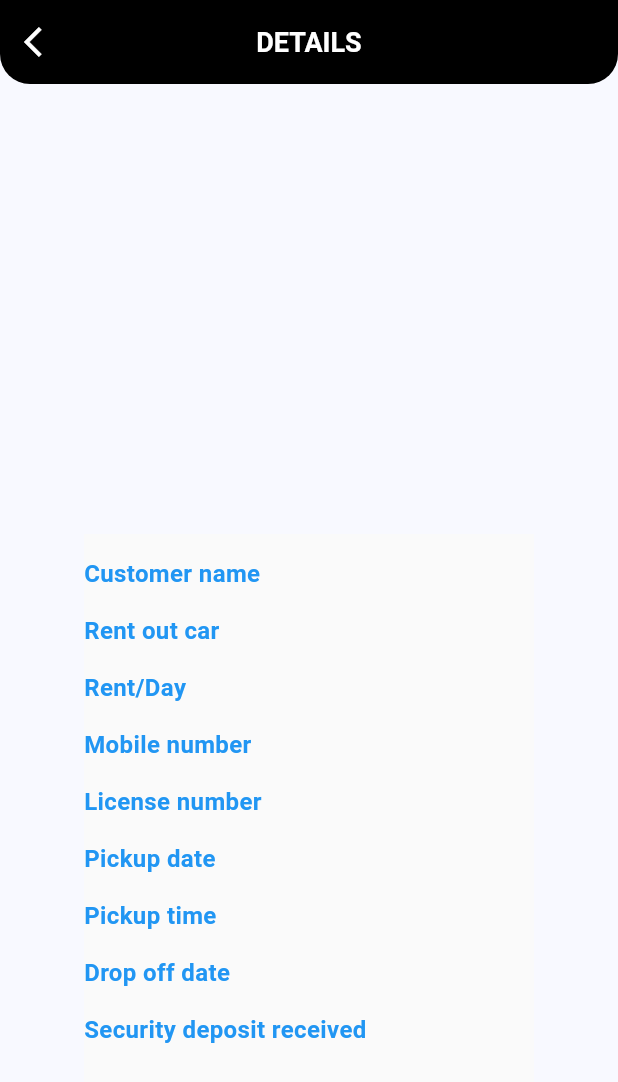
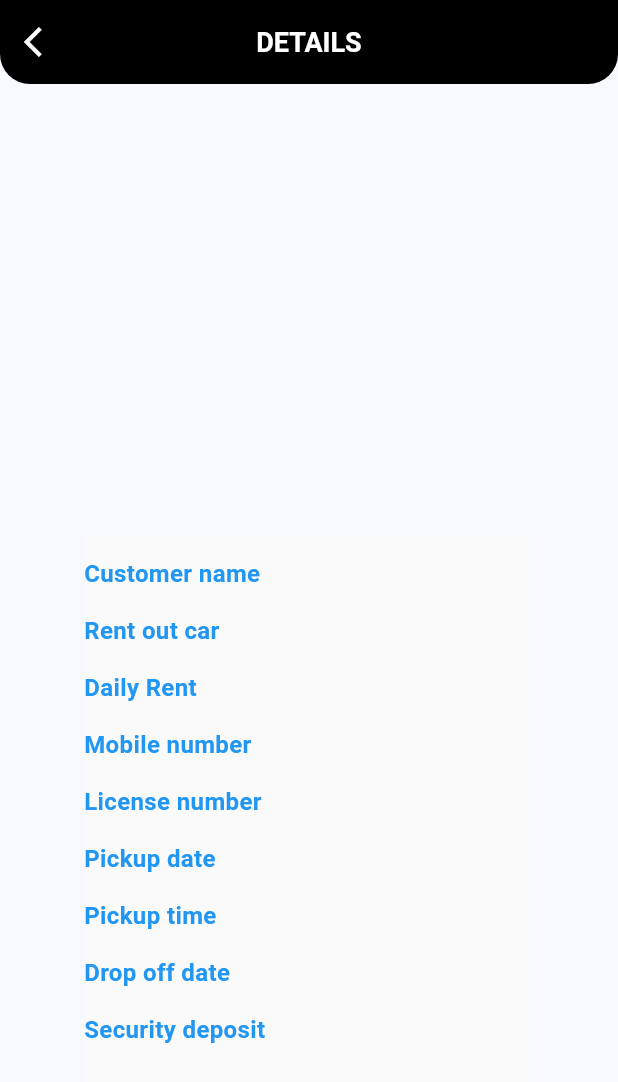
Before and after one commit to Faisal-Erakottil/Auto-Rent, a Flutter app: the HistoryDetails screen opened directly with empty values, on a phone screen of 412 x 824 dp. Shown: the top 1082 px of the screen. Run offline on Flutter 3.47's test engine with Material 3 defaults, Android fonts, the light colour scheme and no system bars; our stand-ins replace gap, hive, hive_flutter, image_picker; missing offline and left inert: flutter_phone_direct_caller; accounts and stored records are empty; Roboto replaces fonts that are missing (Ubuntu).

Commit message:
all over

```diff
--- a/lib/screens/availablecarlist.dart
+++ b/lib/screens/availablecarlist.dart
@@ -1,5 +1,3 @@
-// ignore_for_file: prefer_const_constructors, unused_local_variable
-
 import 'dart:io';
 
 import 'package:autorent/dataModels/box.dart';
@@ -42,7 +40,6 @@ class _AvailableCarsState extends State<AvailableCars> {
             return ListView.builder(
               itemCount: data.length,
               itemBuilder: ((context, int index) {
-                bool isLastItem = index == data.length - 1;
                 return Padding(
                   padding: EdgeInsets.all(5),
                   //==============================onTap Activity
@@ -145,7 +142,7 @@ class _AvailableCarsState extends State<AvailableCars> {
                                 ),
                               ],
                             ),
-                            //===========================
+                            //============================ UI bottum part
                             Padding(
                               padding: EdgeInsets.only(left: 10),
                               child: SizedBox(
--- a/lib/screens/car_details.dart
+++ b/lib/screens/car_details.dart
@@ -31,8 +31,7 @@ class _MyWidgetState extends State<cardetails> {
   String? selectedImage;
   String? selectedFuel;
   String? selectedSeat;
-  // get pickImageFromGallery => null;
-
+//================================= Selected Image
   Widget _buildSelectedImage() {
     return SizedBox(
       height: 220,
--- a/lib/screens/customer_details.dart
+++ b/lib/screens/customer_details.dart
@@ -31,7 +31,7 @@ class _CustomerDetailsState extends State<CustomerDetails> {
   final securityDepositController = TextEditingController();
   String? selectedImage;
   File? imagepath;
-
+  //====================================image UI
   Widget _buildSelectedImage() {
     return SizedBox(
       height: 220,
@@ -57,6 +57,7 @@ class _CustomerDetailsState extends State<CustomerDetails> {
   @override
   Widget build(BuildContext context) {
     return Scaffold(
+      //============================= AppBar
       appBar: AppBar(
         shape: const RoundedRectangleBorder(
           borderRadius: BorderRadius.vertical(
@@ -77,7 +78,8 @@ class _CustomerDetailsState extends State<CustomerDetails> {
           size: 18,
           fontWeight: FontWeight.bold,
         ),
-          backgroundColor: CustomColor.black),
+        backgroundColor: CustomColor.black,
+      ),
       body: ValueListenableBuilder<Box<CustomerModel>>(
         valueListenable: Boxes.getCustomerData().listenable(),
         builder:
@@ -85,6 +87,7 @@ class _CustomerDetailsState extends State<CustomerDetails> {
           return SingleChildScrollView(
             child: Column(
               children: [
+                //======================Selected image
                 Padding(
                   padding: const EdgeInsets.all(20),
                   child: _buildSelectedImage(),
@@ -100,6 +103,7 @@ class _CustomerDetailsState extends State<CustomerDetails> {
                     crossAxisAlignment: CrossAxisAlignment.start,
                     children: [
                       const SizedBox(height: 15),
+                      //============================ Customer Name
                       Row(
                         mainAxisAlignment: MainAxisAlignment.spaceBetween,
                         children: [
@@ -117,6 +121,7 @@ class _CustomerDetailsState extends State<CustomerDetails> {
                         ],
                       ),
                       const SizedBox(height: 15),
+                      //============================ Rent out car
                       Row(
                         mainAxisAlignment: MainAxisAlignment.spaceBetween,
                         children: [
@@ -131,6 +136,7 @@ class _CustomerDetailsState extends State<CustomerDetails> {
                         ],
                       ),
                       const SizedBox(height: 15),
+                      //============================ Mobile number
                       Row(
                         mainAxisAlignment: MainAxisAlignment.spaceBetween,
                         children: [
@@ -144,6 +150,7 @@ class _CustomerDetailsState extends State<CustomerDetails> {
                         ],
                       ),
                       const SizedBox(height: 15),
+                      //============================ License number
                       Row(
                         mainAxisAlignment: MainAxisAlignment.spaceBetween,
                         children: [
@@ -157,6 +164,7 @@ class _CustomerDetailsState extends State<CustomerDetails> {
                         ],
                       ),
                       const SizedBox(height: 15),
+                      //============================ Pickup date
                       Row(
                         mainAxisAlignment: MainAxisAlignment.spaceBetween,
                         children: [
@@ -171,6 +179,7 @@ class _CustomerDetailsState extends State<CustomerDetails> {
                         ],
                       ),
                       const SizedBox(height: 15),
+                      //============================== Pickup time
                       Row(
                         mainAxisAlignment: MainAxisAlignment.spaceBetween,
                         children: [
@@ -185,6 +194,7 @@ class _CustomerDetailsState extends State<CustomerDetails> {
                         ],
                       ),
                       const SizedBox(height: 15),
+                      //=============================== Drop off date
                       Row(
                         mainAxisAlignment: MainAxisAlignment.spaceBetween,
                         children: [
@@ -199,11 +209,12 @@ class _CustomerDetailsState extends State<CustomerDetails> {
                         ],
                       ),
                       const SizedBox(height: 15),
+                      //============================ Security deposit
                       Row(
                         mainAxisAlignment: MainAxisAlignment.spaceBetween,
                         children: [
                           const CustomText(
-                            text: "Security deposit received",
+                            text: "Security deposit",
                             color: CustomColor.blue,
                             fontWeight: FontWeight.bold,
                           ),
@@ -216,6 +227,7 @@ class _CustomerDetailsState extends State<CustomerDetails> {
                   ),
                 ),
                 const SizedBox(height: 20),
+                //============================== Update Button
                 Row(
                   mainAxisAlignment: MainAxisAlignment.spaceEvenly,
                   children: [
--- a/lib/screens/history_details.dart
+++ b/lib/screens/history_details.dart
@@ -32,6 +32,7 @@ class _HistoryDetailsState extends State<HistoryDetails> {
   double totalRent = 0.0;
   String? selectedImage;
   File? imagepath;
+  //=================================image
   Widget _buildSelectedImage() {
     return SizedBox(
       height: 220,
@@ -57,6 +58,7 @@ class _HistoryDetailsState extends State<HistoryDetails> {
   @override
   Widget build(BuildContext context) {
     return Scaffold(
+      //======================= AppBar
       appBar: AppBar(
         shape: const RoundedRectangleBorder(
           borderRadius: BorderRadius.vertical(
@@ -77,7 +79,8 @@ class _HistoryDetailsState extends State<HistoryDetails> {
           size: 18,
           fontWeight: FontWeight.bold,
         ),
-          backgroundColor: CustomColor.black),
+        backgroundColor: CustomColor.black,
+      ),
       body: ValueListenableBuilder<Box<HistoryModel>>(
         valueListenable: Boxes.getHistory().listenable(),
         builder:
@@ -100,6 +103,7 @@ class _HistoryDetailsState extends State<HistoryDetails> {
                     crossAxisAlignment: CrossAxisAlignment.start,
                     children: [
                       const SizedBox(height: 15),
+                      //===================== Customer name
                       Row(
                         mainAxisAlignment: MainAxisAlignment.spaceBetween,
                         children: [
@@ -117,6 +121,7 @@ class _HistoryDetailsState extends State<HistoryDetails> {
                         ],
                       ),
                       const SizedBox(height: 15),
+                      //======================= Rent out car
                       Row(
                         mainAxisAlignment: MainAxisAlignment.spaceBetween,
                         children: [
@@ -131,11 +136,12 @@ class _HistoryDetailsState extends State<HistoryDetails> {
                         ],
                       ),
                       const SizedBox(height: 15),
+                      //=============================Daily rent
                       Row(
                         mainAxisAlignment: MainAxisAlignment.spaceBetween,
                         children: [
                           const CustomText(
-                            text: "Rent/Day",
+                            text: "Daily Rent",
                             color: CustomColor.blue,
                             fontWeight: FontWeight.bold,
                           ),
@@ -146,6 +152,7 @@ class _HistoryDetailsState extends State<HistoryDetails> {
                         ],
                       ),
                       const SizedBox(height: 15),
+                      //===========================Mobile number
                       Row(
                         mainAxisAlignment: MainAxisAlignment.spaceBetween,
                         children: [
@@ -159,6 +166,7 @@ class _HistoryDetailsState extends State<HistoryDetails> {
                         ],
                       ),
                       const SizedBox(height: 15),
+                      //======================= License number
                       Row(
                         mainAxisAlignment: MainAxisAlignment.spaceBetween,
                         children: [
@@ -172,6 +180,7 @@ class _HistoryDetailsState extends State<HistoryDetails> {
                         ],
                       ),
                       const SizedBox(height: 15),
+                      //========================= Pickup date
                       Row(
                         mainAxisAlignment: MainAxisAlignment.spaceBetween,
                         children: [
@@ -186,6 +195,7 @@ class _HistoryDetailsState extends State<HistoryDetails> {
                         ],
                       ),
                       const SizedBox(height: 15),
+                      //======================== pickup time
                       Row(
                         mainAxisAlignment: MainAxisAlignment.spaceBetween,
                         children: [
@@ -200,6 +210,7 @@ class _HistoryDetailsState extends State<HistoryDetails> {
                         ],
                       ),
                       const SizedBox(height: 15),
+                      //======================== Drop off date
                       Row(
                         mainAxisAlignment: MainAxisAlignment.spaceBetween,
                         children: [
@@ -214,11 +225,12 @@ class _HistoryDetailsState extends State<HistoryDetails> {
                         ],
                       ),
                       const SizedBox(height: 15),
+                      //========================== Security deposit
                       Row(
                         mainAxisAlignment: MainAxisAlignment.spaceBetween,
                         children: [
                           const CustomText(
-                            text: "Security deposit received",
+                            text: "Security deposit",
                             color: CustomColor.blue,
                             fontWeight: FontWeight.bold,
                           ),
--- a/lib/screens/update_car.dart
+++ b/lib/screens/update_car.dart
@@ -53,6 +53,7 @@ class UpdatecarState extends State<Updatecar> {
   @override
   Widget build(BuildContext context) {
     return Scaffold(
+      //=================== AppBar
       appBar: AppBar(
         shape: const RoundedRectangleBorder(
           borderRadius: BorderRadius.vertical(
@@ -73,7 +74,8 @@ class UpdatecarState extends State<Updatecar> {
           text: "UPDATE CAR",
           fontWeight: FontWeight.w600,
         ),
-          backgroundColor: CustomColor.black),
+        backgroundColor: CustomColor.black,
+      ),
       body: SingleChildScrollView(
         child: Padding(
           padding: const EdgeInsets.all(20),
@@ -94,6 +96,7 @@ class UpdatecarState extends State<Updatecar> {
                         color: CustomColor.white,
                         borderRadius: BorderRadius.circular(10),
                       ),
+                      //=================== image
                       child: Stack(
                         children: [
                           if (selectedImage != null)
```
Also changed, not shown: lib/screens/History.dart (+8 -1 lines), lib/screens/add_car.dart (+10 -3 lines), lib/screens/add_customer.dart (+13 -5 lines), lib/screens/drawer_widget.dart (+8 -1 lines), lib/screens/dropoffdetails.dart (+16 -4 lines), lib/screens/rent_outlist.dart (+7 -0 lines), lib/screens/update_customer.dart (+12 -2 lines). Lines whose indentation alone changed are shown as unchanged.
